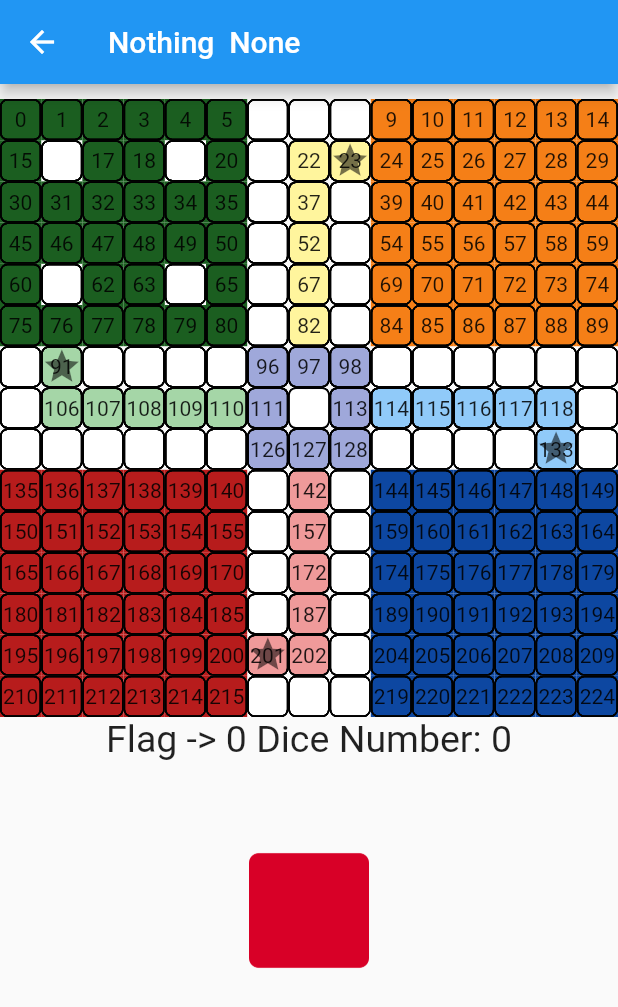
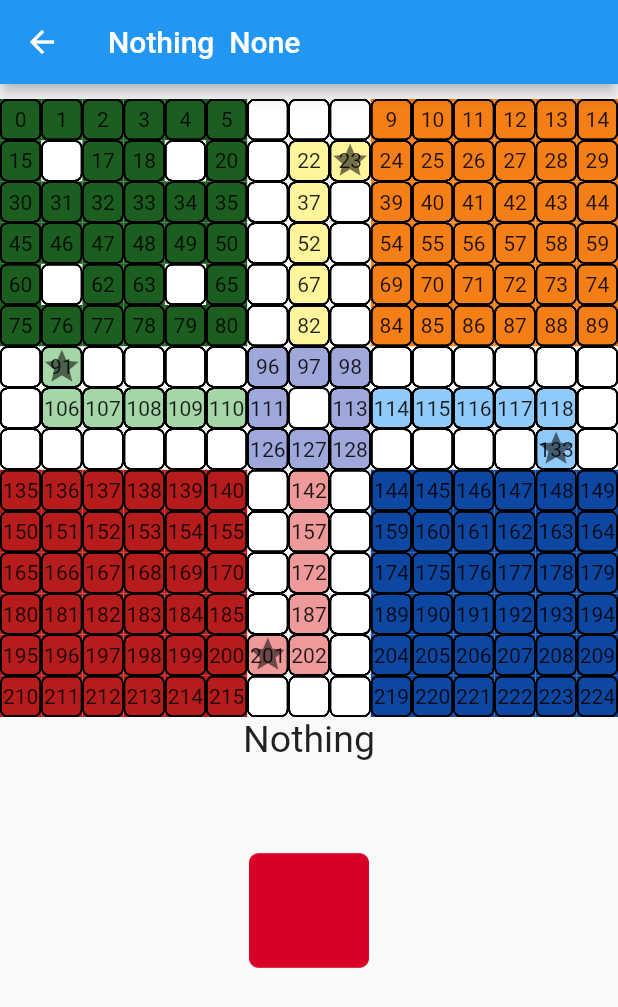
Before and after one commit to gourab98/Ludo_Flutter, a Flutter app: the screen it shows after launch, after a tap on "START", on a phone screen of 412 x 824 dp. Shown: the top 1007 px of the screen. Run offline on Flutter 3.47's test engine with Material 2 defaults, Android fonts, the phone set to English and light mode, and no system bars; drawn by our look-alikes of avatar_glow.

Commit message:
Solving logical Bug in Avater Glow

```diff
--- a/ludo/lib/screens/ludo_board.dart
+++ b/ludo/lib/screens/ludo_board.dart
@@ -30,6 +30,7 @@ class _LudoBoardState extends State<LudoBoard> {
   int number = 0;
   int flag = 0;
   int threeSix = 0;
+  String diceValuePrint = "Nothing";
   Color color = Colors.green;
 
   // All Pieces Value:
@@ -846,7 +847,7 @@ class _LudoBoardState extends State<LudoBoard> {
             ),
             Center(
                 child: Text(
-              "Flag -> $flag Dice Number: ${number}",
+              "$diceValuePrint",
               style: TextStyle(fontSize: 25),
             )),
             GestureDetector(
@@ -861,19 +862,6 @@ class _LudoBoardState extends State<LudoBoard> {
                   // }
                   // number = 5;
 //                  flag = flag % 4;
-                  if (flag == 0) {
-                    color = Colors.yellow.shade900;
-                    print("Flag is $flag = Green value =${number}");
-                  } else if (flag == 1) {
-                    color = Colors.blue.shade900;
-                    print("Flag is $flag = Yellow value =${number}");
-                  } else if (flag == 2) {
-                    color = Colors.red.shade900;
-                    print("Flag is $flag = Blue value =${number}");
-                  } else if (flag == 3) {
-                    color = Colors.green.shade900;
-                    print("Flag is $flag = Red value =${number}");
-                  }
 
                   if (number == 6 && threeSix != 2) {
                     threeSix++;
@@ -920,6 +908,22 @@ class _LudoBoardState extends State<LudoBoard> {
                     }
                     threeSix = 0;
                   }
+                  if (flag == 0 && threeSix == 0) {
+                    color = Colors.yellow.shade900;
+                    print("Flag is $flag = Green value =${number}");
+                  } else if (flag == 1 && threeSix == 0) {
+                    color = Colors.blue.shade900;
+                    print("Flag is $flag = Yellow value =${number}");
+                  } else if (flag == 2 && threeSix == 0) {
+                    color = Colors.red.shade900;
+                    print("Flag is $flag = Blue value =${number}");
+                  } else if (flag == 3 && threeSix == 0) {
+                    color = Colors.green.shade900;
+                    print("Flag is $flag = Red value =${number}");
+                  }
+                  diceValuePrint = "Flag -> $flag Dice Number: $number";
+                  print(
+                      "Flag -> $flag && Number -> $number && threeSix -> $threeSix");
                   // print("$flag");
                   // First moves:
                   // if (g1 + number + 1 <= 56 &&
```
